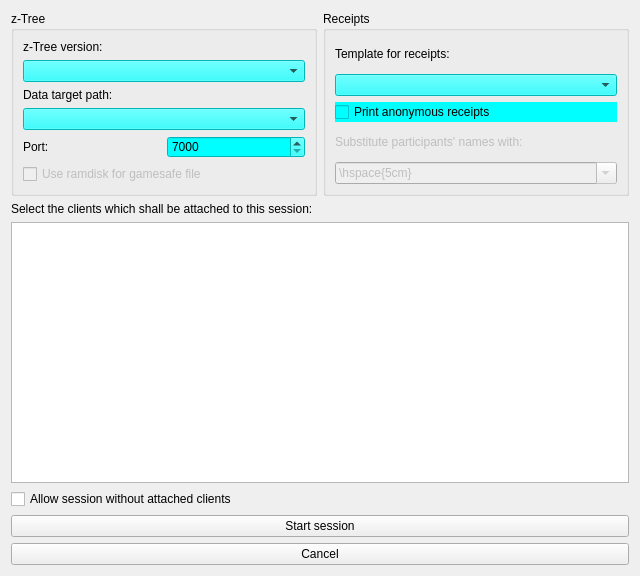
First picture: the form in src/sessionstarter.ui, repository tobiaswee/Labcontrol, before the edit.
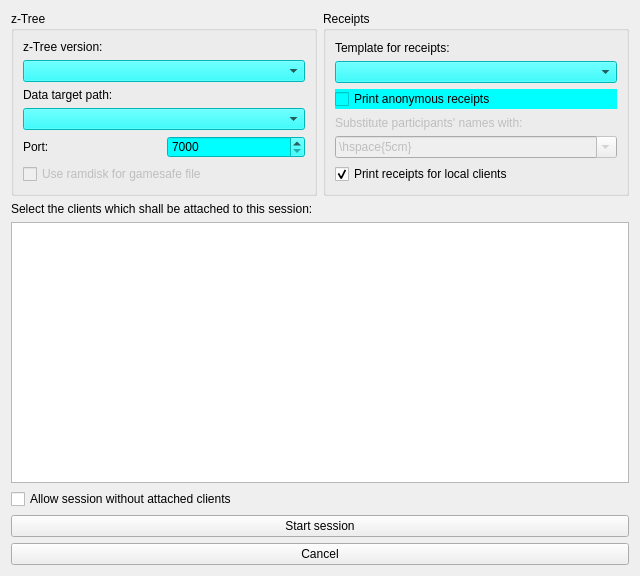
Second picture: the form after the edit.

Patch:
```diff
--- a/src/sessionstarter.ui
+++ b/src/sessionstarter.ui
@@ -209,6 +209,21 @@
           </item>
          </widget>
         </item>
+        <item>
+         <widget class="QCheckBox" name="ChBReceiptsForLocalClients">
+          <property name="toolTip">
+           <string>This decides if receipts shall be printed for any z-Leaf instance running locally on the server.
+
+Warning: If this is disabled no receipts will be printed for ANY participant whose name contains the character string &quot;local&quot;!</string>
+          </property>
+          <property name="text">
+           <string>Print receipts for local clients</string>
+          </property>
+          <property name="checked">
+           <bool>true</bool>
+          </property>
+         </widget>
+        </item>
        </layout>
       </widget>
      </item>
```
